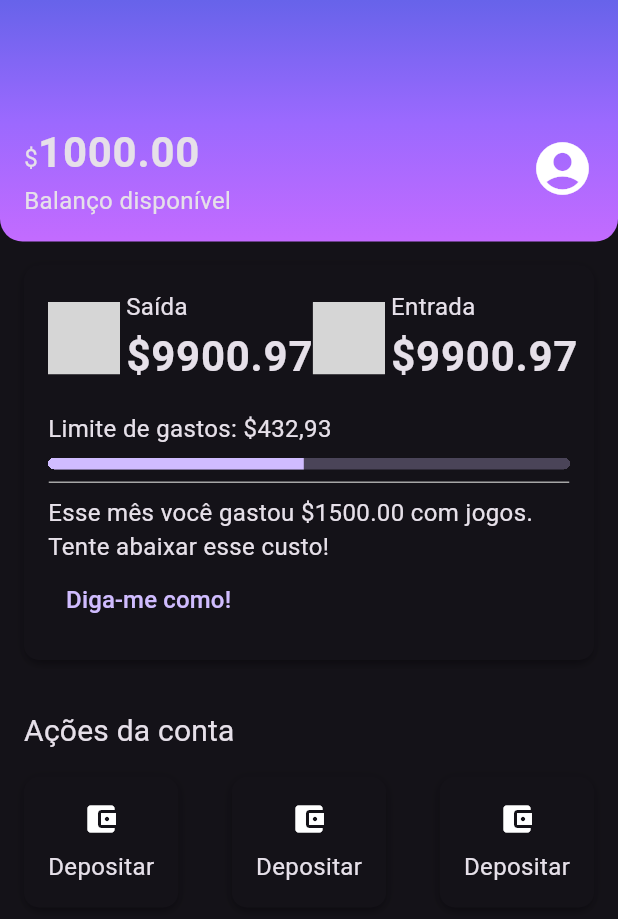
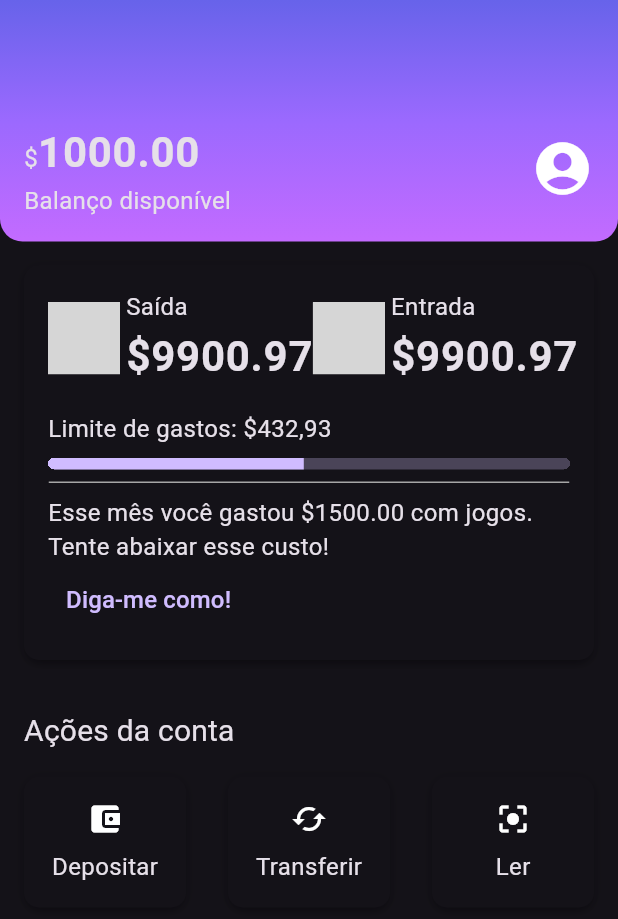
Before and after one commit to leonardo-silva/flutter-alubank, a Flutter app: the screen it shows after launch, on a phone screen of 412 x 824 dp. Shown: the top 919 px of the screen. Run offline on Flutter 3.47's test engine with Material 3 defaults, Android fonts, the light colour scheme and no system bars; grey boxes are pictures that could not be loaded.

Commit message:
feat: using InkWell to make the BoxCards in the AccountActions section clickable

```diff
--- a/lib/components/box_card.dart
+++ b/lib/components/box_card.dart
@@ -6,7 +6,7 @@ class BoxCard extends StatelessWidget {
 
   @override
   Widget build(BuildContext context) {
-    return Container(
+    return Ink(
       padding: EdgeInsets.all(16),
       decoration: BoxDecoration(
         boxShadow: kElevationToShadow[3],
--- a/lib/components/sections/account_actions.dart
+++ b/lib/components/sections/account_actions.dart
@@ -21,22 +21,31 @@ class AccountActions extends StatelessWidget {
           Row(
             mainAxisAlignment: MainAxisAlignment.spaceBetween,
             children: [
-              BoxCard(
+              InkWell(
+                onTap: () {},
+                child: BoxCard(
                   boxContent: _AccountActionsContent(
                     icon: Icon(Icons.account_balance_wallet),
                     text: 'Depositar',
                   ),
                 ),
-              BoxCard(
+              ),
+              InkWell(
+                onTap: () {},
+                child: BoxCard(
                   boxContent: _AccountActionsContent(
-                  icon: Icon(Icons.account_balance_wallet),
-                  text: 'Depositar',
+                    icon: Icon(Icons.cached),
+                    text: 'Transferir',
                   ),
                 ),
-              BoxCard(
+              ),
+              InkWell(
+                onTap: () {},
+                child: BoxCard(
                   boxContent: _AccountActionsContent(
-                  icon: Icon(Icons.account_balance_wallet),
-                  text: 'Depositar',
+                    icon: Icon(Icons.center_focus_strong),
+                    text: 'Ler',
+                  ),
                 ),
               ),
             ],
@@ -58,11 +67,14 @@ class _AccountActionsContent extends StatelessWidget {
 
   @override
   Widget build(BuildContext context) {
-    return Column(
+    return SizedBox(
+      width: 76, // It puts all the cards in this sections with the same width
+      child: Column(
         children: [
           Padding(padding: const EdgeInsets.only(bottom: 8.0), child: icon),
           Text(text),
         ],
+      ),
     );
   }
 }
```
Lines whose indentation alone changed are shown as unchanged.
